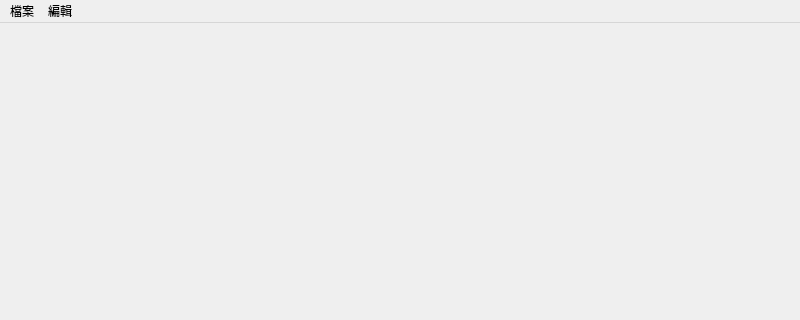
First picture: the form in mainwindow.ui, repository LaiChienTing/DesignWindow, before the edit; both pictures show x 0 to 800 and y 0 to 320 of the 800 by 600 pixel window.
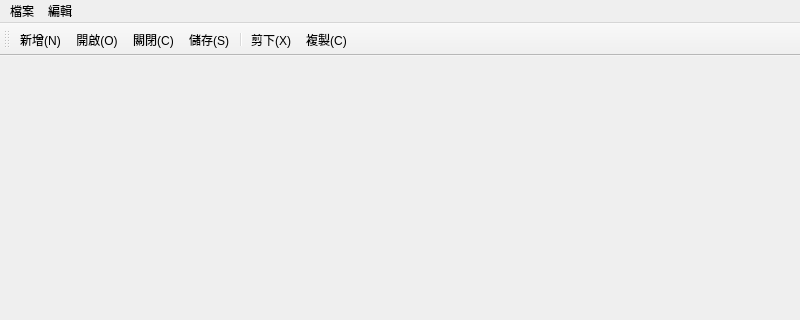
Second picture: the form after the edit.

```diff
--- a/mainwindow.ui
+++ b/mainwindow.ui
@@ -50,6 +50,24 @@
    <addaction name="menu_2"/>
   </widget>
   <widget class="QStatusBar" name="statusbar"/>
+  <widget class="QToolBar" name="toolBar">
+   <property name="windowTitle">
+    <string>toolBar</string>
+   </property>
+   <attribute name="toolBarArea">
+    <enum>TopToolBarArea</enum>
+   </attribute>
+   <attribute name="toolBarBreak">
+    <bool>false</bool>
+   </attribute>
+   <addaction name="actionNew"/>
+   <addaction name="actionOpen"/>
+   <addaction name="actionClose"/>
+   <addaction name="actionSave"/>
+   <addaction name="separator"/>
+   <addaction name="actionClip"/>
+   <addaction name="actionCopy"/>
+  </widget>
   <action name="actionNew">
    <property name="text">
     <string>新增(&amp;N)</string>
```
Left out of the diff: 2 changed lines with no effect on the pictures.
